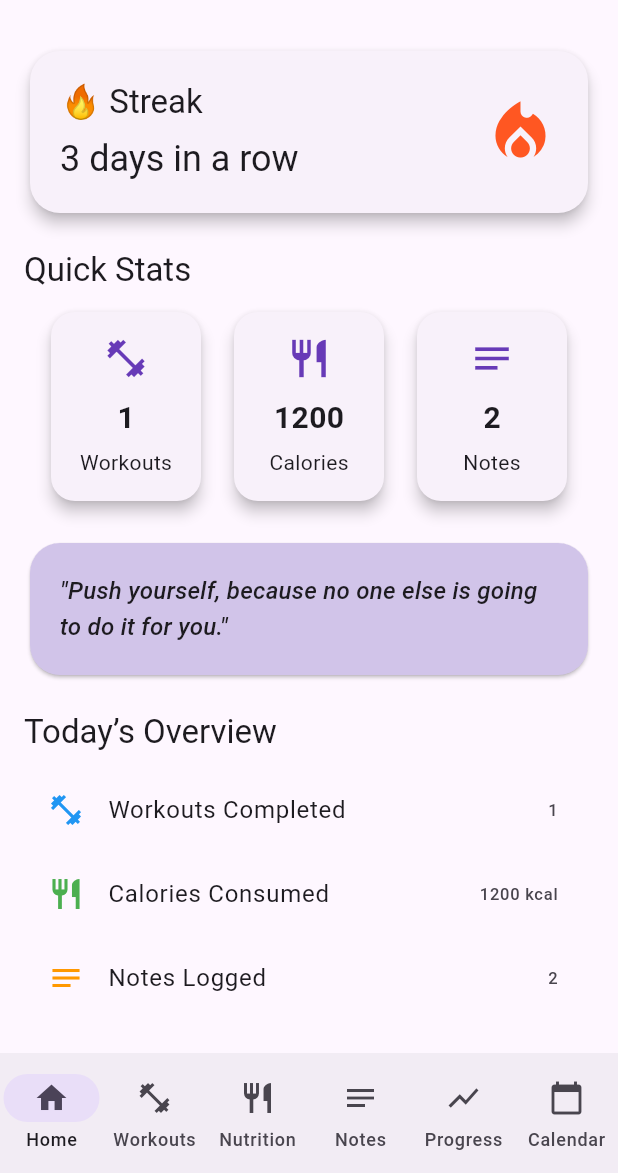
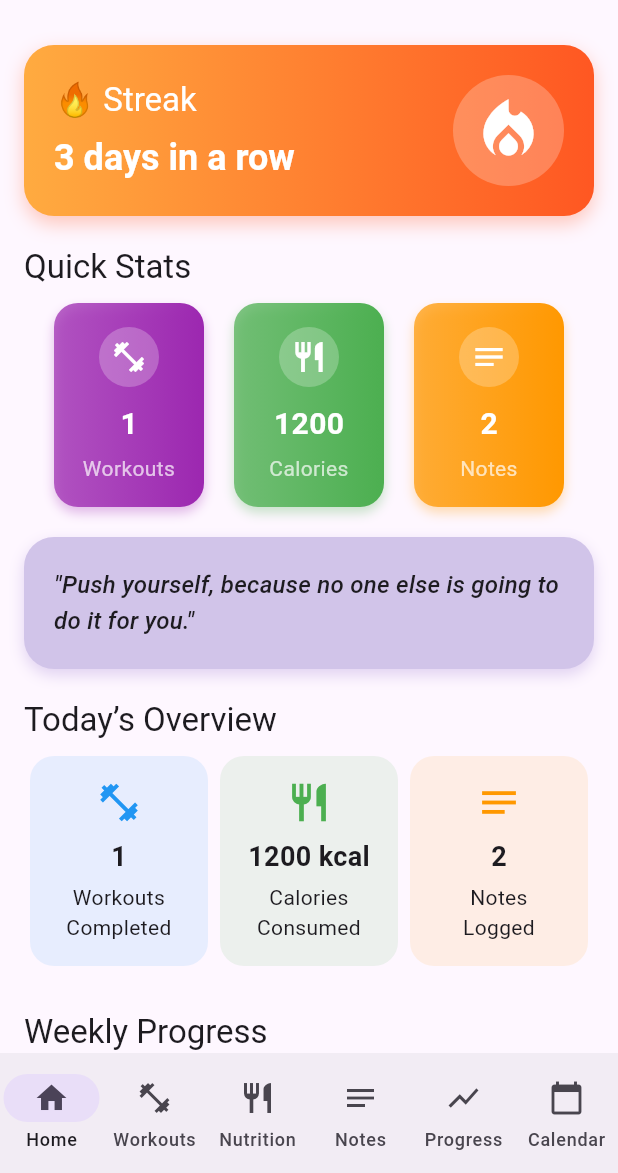
Before and after one commit to vietquoc26/personal-fitness-tracking-app, a Flutter app: the screen it shows after launch, on a phone screen of 412 x 824 dp, the part 63-1236 px from its top. Run offline on Flutter 3.47's test engine with Material 3 defaults, Android fonts, the phone set to English and light mode, and no system bars; statements that could not run were skipped.

Commit message:
Update main.dart

```diff
--- a/lib/main.dart
+++ b/lib/main.dart
@@ -108,11 +108,14 @@ class HomeScreen extends StatefulWidget {
   State<HomeScreen> createState() => _HomeScreenState();
 }
 
-class _HomeScreenState extends State<HomeScreen> {
-  int streak = 3; // dummy streak value
+class _HomeScreenState extends State<HomeScreen> with SingleTickerProviderStateMixin {
+  int streak = 3;
   int workoutsToday = 1;
   int caloriesToday = 1200;
   int notesToday = 2;
+
+  final List<int> weeklyWorkouts = [1, 2, 1, 3, 2, 1, 1]; // dummy data
+  final List<String> days = ["Mon", "Tue", "Wed", "Thu", "Fri", "Sat", "Sun"];
 
   final List<String> quotes = [
     "Push yourself, because no one else is going to do it for you.",
@@ -126,6 +129,35 @@ class _HomeScreenState extends State<HomeScreen> {
     return quotes[random.nextInt(quotes.length)];
   }
 
+  late AnimationController _controller;
+  late Animation<double> _streakAnim;
+  late Animation<double> _workoutAnim;
+  late Animation<double> _calorieAnim;
+  late Animation<double> _notesAnim;
+
+  @override
+  void initState() {
+    super.initState();
+
+    _controller = AnimationController(
+      vsync: this,
+      duration: Duration(seconds: 1),
+    );
+
+    _streakAnim = Tween<double>(begin: 0, end: streak.toDouble()).animate(_controller);
+    _workoutAnim = Tween<double>(begin: 0, end: workoutsToday.toDouble()).animate(_controller);
+    _calorieAnim = Tween<double>(begin: 0, end: caloriesToday.toDouble()).animate(_controller);
+    _notesAnim = Tween<double>(begin: 0, end: notesToday.toDouble()).animate(_controller);
+
+    _controller.forward();
+  }
+
+  @override
+  void dispose() {
+    _controller.dispose();
+    super.dispose();
+  }
+
   @override
   Widget build(BuildContext context) {
     return SingleChildScrollView(
@@ -133,112 +165,184 @@ class _HomeScreenState extends State<HomeScreen> {
       child: Column(
         crossAxisAlignment: CrossAxisAlignment.start,
         children: [
-          // 🔥 Streak Counter
-          Card(
-            shape: RoundedRectangleBorder(
+          // 🔥 Streak Card
+          AnimatedBuilder(
+            animation: _controller,
+            builder: (context, _) {
+              return Container(
+                decoration: BoxDecoration(
+                  gradient: LinearGradient(colors: [Colors.orangeAccent, Colors.deepOrange]),
                   borderRadius: BorderRadius.circular(20),
+                  boxShadow: [BoxShadow(color: Colors.deepOrange.withOpacity(0.3), blurRadius: 10, offset: Offset(0, 5))],
                 ),
-            elevation: 4,
-            child: Padding(
-              padding: const EdgeInsets.all(20),
+                padding: EdgeInsets.all(20),
                 child: Row(
                   mainAxisAlignment: MainAxisAlignment.spaceBetween,
                   children: [
                     Column(
                       crossAxisAlignment: CrossAxisAlignment.start,
                       children: [
-                      Text("🔥 Streak",
-                          style: Theme.of(context).textTheme.titleLarge),
+                        Text("🔥 Streak", style: Theme.of(context).textTheme.titleLarge?.copyWith(color: Colors.white)),
                         SizedBox(height: 8),
-                      Text("$streak days in a row",
-                          style: Theme.of(context).textTheme.headlineSmall),
+                        Text("${_streakAnim.value.toInt()} days in a row", style: Theme.of(context).textTheme.headlineSmall?.copyWith(color: Colors.white, fontWeight: FontWeight.bold)),
                       ],
                     ),
-                  Icon(Icons.local_fire_department,
-                      size: 50, color: Colors.deepOrange),
+                    Container(
+                      decoration: BoxDecoration(shape: BoxShape.circle, color: Colors.white24),
+                      padding: EdgeInsets.all(12),
+                      child: Icon(Icons.local_fire_department, size: 50, color: Colors.white),
+                    ),
                   ],
                 ),
-            ),
+              );
+            },
           ),
           SizedBox(height: 20),
 
           // 📊 Quick Stats
-          Text("Quick Stats",
-              style: Theme.of(context).textTheme.titleLarge),
+          Text("Quick Stats", style: Theme.of(context).textTheme.titleLarge),
           SizedBox(height: 10),
           Row(
             mainAxisAlignment: MainAxisAlignment.spaceEvenly,
             children: [
-              _buildStatCard("Workouts", workoutsToday.toString(), Icons.fitness_center),
-              _buildStatCard("Calories", caloriesToday.toString(), Icons.restaurant),
-              _buildStatCard("Notes", notesToday.toString(), Icons.notes),
+              _buildStatCard("Workouts", _workoutAnim, Icons.fitness_center, Colors.purple),
+              _buildStatCard("Calories", _calorieAnim, Icons.restaurant, Colors.green),
+              _buildStatCard("Notes", _notesAnim, Icons.notes, Colors.orange),
             ],
           ),
           SizedBox(height: 20),
 
-          // 💡 Motivational Quote
-          Card(
-            shape: RoundedRectangleBorder(
+          // 💡 Motivational Quote Card
+          Container(
+            decoration: BoxDecoration(
+              color: Colors.deepPurple.shade100,
               borderRadius: BorderRadius.circular(20),
+              boxShadow: [BoxShadow(color: Colors.deepPurple.withOpacity(0.2), blurRadius: 8, offset: Offset(0, 4))],
             ),
-            color: Colors.deepPurple.shade100,
-            child: Padding(
-              padding: const EdgeInsets.all(20),
+            padding: EdgeInsets.all(20),
             child: Text(
               "\"$randomQuote\"",
-                style: Theme.of(context)
-                    .textTheme
-                    .titleMedium
-                    ?.copyWith(fontStyle: FontStyle.italic),
-              ),
+              style: Theme.of(context).textTheme.titleMedium?.copyWith(fontStyle: FontStyle.italic),
             ),
           ),
           SizedBox(height: 20),
 
           // 🎯 Today’s Overview
-          Text("Today’s Overview",
-              style: Theme.of(context).textTheme.titleLarge),
+          Text("Today’s Overview", style: Theme.of(context).textTheme.titleLarge),
           SizedBox(height: 10),
-          Column(
+          Row(
+            mainAxisAlignment: MainAxisAlignment.spaceBetween,
             children: [
-              ListTile(
-                leading: Icon(Icons.fitness_center, color: Colors.blue),
-                title: Text("Workouts Completed"),
-                trailing: Text("$workoutsToday"),
+              _overviewCard("Workouts Completed", workoutsToday.toString(), Icons.fitness_center, Colors.blue),
+              _overviewCard("Calories Consumed", "$caloriesToday kcal", Icons.restaurant, Colors.green),
+              _overviewCard("Notes Logged", notesToday.toString(), Icons.notes, Colors.orange),
+            ],
           ),
-              ListTile(
-                leading: Icon(Icons.restaurant, color: Colors.green),
-                title: Text("Calories Consumed"),
-                trailing: Text("$caloriesToday kcal"),
+
+          SizedBox(height: 30),
+
+          // 📈 Weekly Progress Chart
+          Text("Weekly Progress", style: Theme.of(context).textTheme.titleLarge),
+          SizedBox(height: 10),
+          Container(
+            height: 200,
+            padding: EdgeInsets.all(16),
+            decoration: BoxDecoration(
+              color: Colors.white,
+              borderRadius: BorderRadius.circular(20),
+              boxShadow: [BoxShadow(color: Colors.black12, blurRadius: 8, offset: Offset(0, 5))],
             ),
-              ListTile(
-                leading: Icon(Icons.notes, color: Colors.orange),
-                title: Text("Notes Logged"),
-                trailing: Text("$notesToday"),
+            child: LineChart(
+              LineChartData(
+                gridData: FlGridData(show: true, drawVerticalLine: false, horizontalInterval: 1),
+                titlesData: FlTitlesData(
+                  bottomTitles: AxisTitles(
+                    sideTitles: SideTitles(
+                      showTitles: true,
+                      getTitlesWidget: (value, meta) {
+                        int index = value.toInt();
+                        if (index < 0 || index >= days.length) return Container();
+                        return Text(days[index], style: TextStyle(fontWeight: FontWeight.bold));
+                      },
+                      interval: 1,
+                    ),
+                  ),
+                  leftTitles: AxisTitles(
+                    sideTitles: SideTitles(showTitles: true, interval: 1),
+                  ),
+                ),
+                borderData: FlBorderData(show: true),
+                minX: 0,
+                maxX: 6,
+                minY: 0,
+                maxY: 5,
+                lineBarsData: [
+                  LineChartBarData(
+                    spots: List.generate(
+                      weeklyWorkouts.length,
+                      (index) => FlSpot(index.toDouble(), weeklyWorkouts[index].toDouble()),
+                    ),
+                    isCurved: true,
+                    barWidth: 3,
+                    color: Colors.deepPurple,
+                    dotData: FlDotData(show: true),
                   ),
                 ],
               ),
+            ),
+          ),
+          SizedBox(height: 30),
         ],
       ),
     );
   }
 
-  Widget _buildStatCard(String label, String value, IconData icon) {
-    return Card(
-      shape: RoundedRectangleBorder(borderRadius: BorderRadius.circular(16)),
-      elevation: 4,
-      child: Container(
+  Widget _buildStatCard(String label, Animation<double> valueAnim, IconData icon, Color color) {
+    return AnimatedBuilder(
+      animation: valueAnim,
+      builder: (context, _) {
+        return Container(
           width: 100,
           padding: EdgeInsets.all(16),
+          decoration: BoxDecoration(
+            gradient: LinearGradient(colors: [color.withOpacity(0.7), color]),
+            borderRadius: BorderRadius.circular(16),
+            boxShadow: [BoxShadow(color: color.withOpacity(0.3), blurRadius: 6, offset: Offset(0, 4))],
+          ),
           child: Column(
             children: [
-            Icon(icon, size: 30, color: Colors.deepPurple),
+              CircleAvatar(
+                backgroundColor: Colors.white24,
+                child: Icon(icon, color: Colors.white),
+              ),
               SizedBox(height: 10),
-            Text(value,
-                style: TextStyle(
-                    fontSize: 20, fontWeight: FontWeight.bold)),
+              Text(valueAnim.value.toInt().toString(),
+                  style: TextStyle(fontSize: 20, fontWeight: FontWeight.bold, color: Colors.white)),
               SizedBox(height: 5),
-            Text(label),
+              Text(label, style: TextStyle(color: Colors.white70), textAlign: TextAlign.center),
+            ],
+          ),
+        );
+      },
+    );
+  }
+
+  Widget _overviewCard(String label, String value, IconData icon, Color color) {
+    return Expanded(
+      child: Container(
+        margin: EdgeInsets.symmetric(horizontal: 4),
+        padding: EdgeInsets.all(16),
+        decoration: BoxDecoration(
+          color: color.withOpacity(0.1),
+          borderRadius: BorderRadius.circular(16),
+        ),
+        child: Column(
+          children: [
+            Icon(icon, color: color, size: 30),
+            SizedBox(height: 8),
+            Text(value, style: TextStyle(fontSize: 18, fontWeight: FontWeight.bold)),
+            SizedBox(height: 4),
+            Text(label, textAlign: TextAlign.center),
           ],
         ),
       ),
```
Lines whose indentation alone changed are shown as unchanged.
